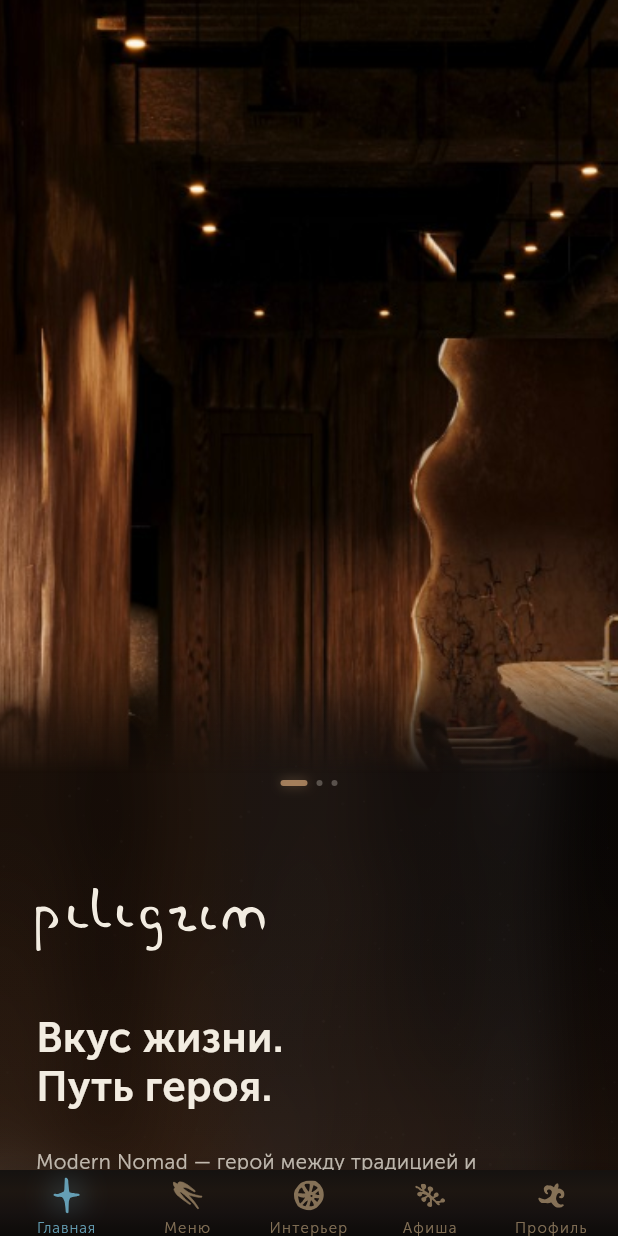
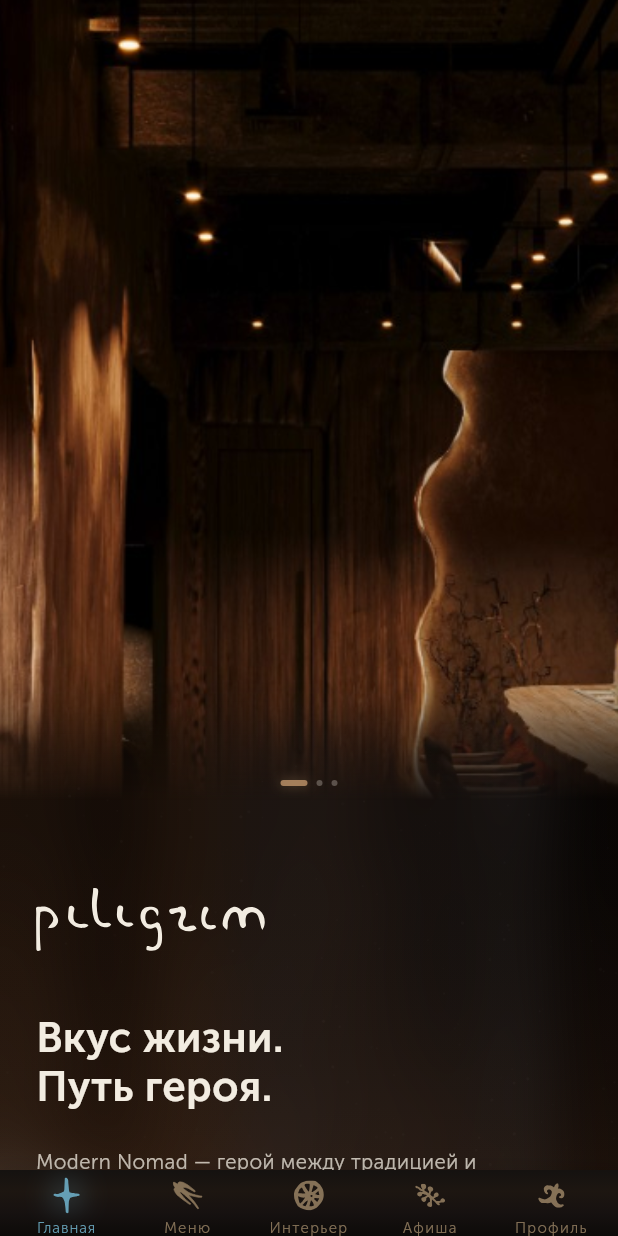
Before and after one commit to PannoApp/Panno, a Flutter app: the screen it shows after launch, on a phone screen of 412 x 824 dp. Run offline on Flutter 3.47's test engine with Material 3 defaults, Android fonts, the phone set to English and light mode, and no system bars; drawn by our look-alikes of flutter_animate; our stand-ins replace audioplayers, cached_network_image, dio, firebase_core, firebase_messaging, flutter_cache_manager and 8 more; accounts and stored records are empty; network calls fail.

Commit message:
feat: add crossfading hero section with parallax and dissolve shader effects

```diff
--- a/lib/widgets/home_hero_section.dart
+++ b/lib/widgets/home_hero_section.dart
@@ -172,10 +172,16 @@
 
   /// Альфа-растворение — только нижняя четверть hero.
   static Shader _photoDissolveShader(Rect bounds) {
+    final alignedBounds = Rect.fromLTRB(
+      bounds.left.roundToDouble(),
+      bounds.top.roundToDouble(),
+      bounds.right.roundToDouble(),
+      bounds.bottom.roundToDouble(),
+    );
     return const LinearGradient(
       begin: Alignment.topCenter,
       end: Alignment.bottomCenter,
-      tileMode: TileMode.decal,
+      tileMode: TileMode.clamp,
       stops: [
         0.0,
         0.74,
@@ -198,7 +204,7 @@
         Color(0x00FFFFFF),
         Color(0x00FFFFFF),
       ],
-    ).createShader(bounds);
+    ).createShader(alignedBounds);
   }
 
   @override
@@ -248,10 +254,14 @@
           fit: StackFit.expand,
           children: [
             // Фото + затемнение внутри ShaderMask (dissolve снизу)
-            ShaderMask(
-              shaderCallback: _photoDissolveShader,
-              blendMode: BlendMode.dstIn,
-              child: ClipRect(
+            Positioned(
+              top: 0,
+              left: 0,
+              right: 0,
+              bottom: -20,
+              child: ShaderMask(
+                shaderCallback: _photoDissolveShader,
+                blendMode: BlendMode.dstIn,
                 child: Transform.translate(
                   offset: Offset(
                     widget.tiltX * 8,
```
